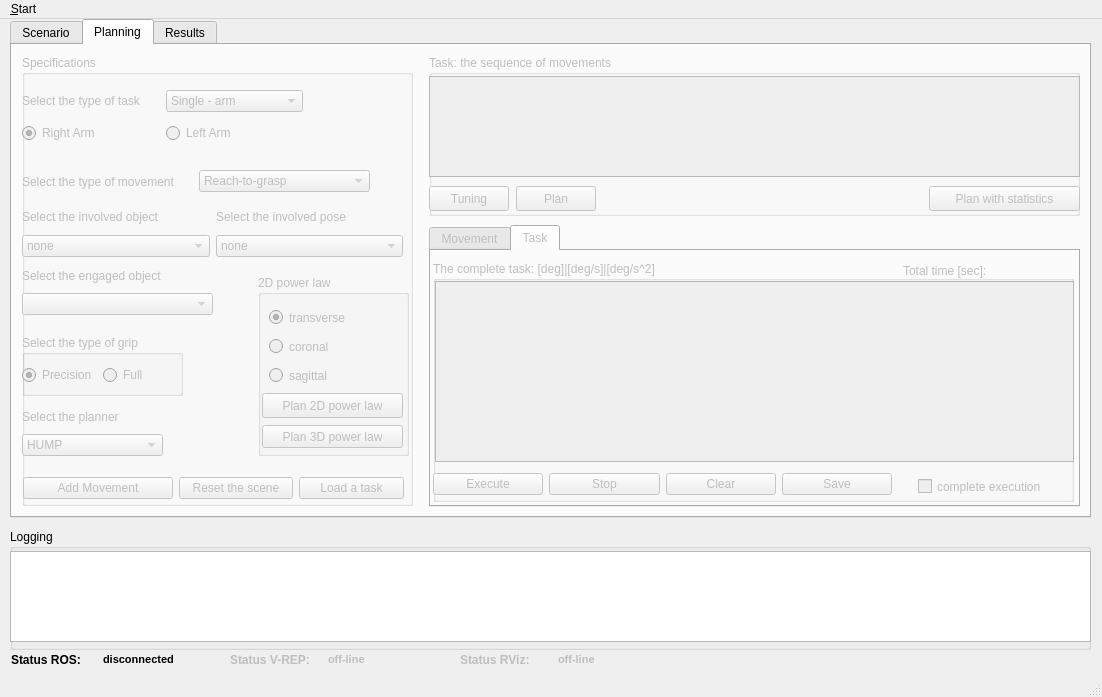
JoaoQPereira/motion_manager, file ui/main_window.ui: the form before one commit.
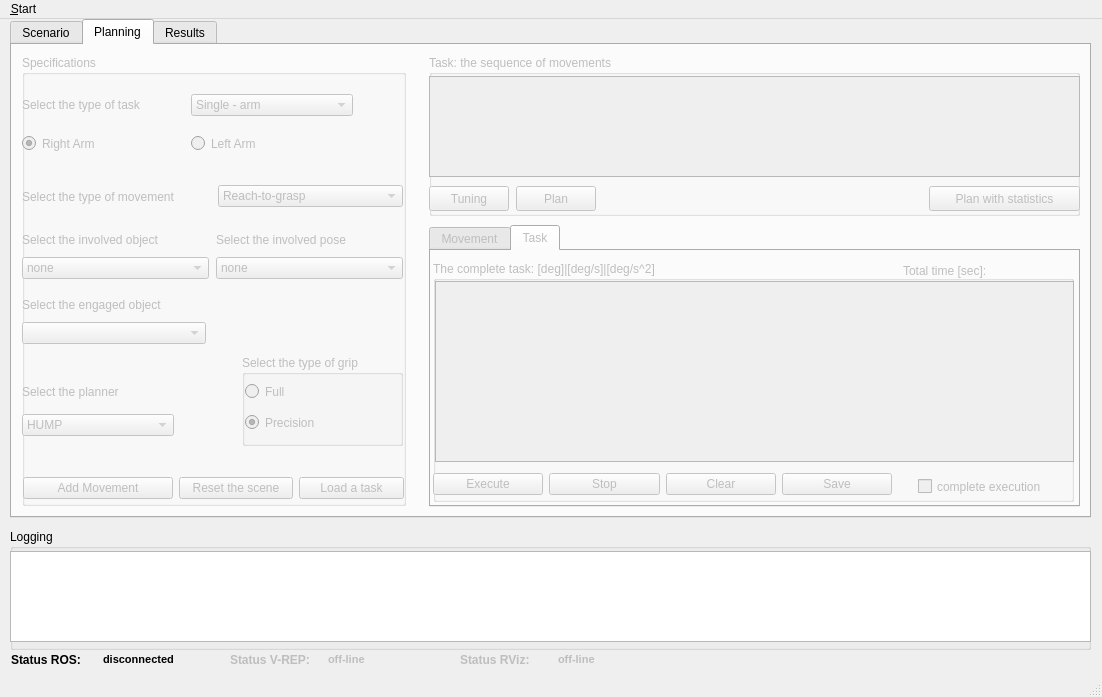
The form after the commit. The open tabs and pages were chosen to show the change. Icons and pictures are not drawn. Custom widgets are drawn as their Qt base class.

```diff
--- a/ui/main_window.ui
+++ b/ui/main_window.ui
@@ -375,25 +375,201 @@
        <rect>
         <x>10</x>
         <y>10</y>
-        <width>391</width>
+        <width>384</width>
         <height>451</height>
        </rect>
       </property>
       <property name="title">
        <string>Specifications</string>
       </property>
-      <widget class="QWidget" name="layoutWidget_task">
+      <widget class="QWidget" name="layoutWidget">
+       <property name="geometry">
+        <rect>
+         <x>1</x>
+         <y>420</y>
+         <width>381</width>
+         <height>27</height>
+        </rect>
+       </property>
+       <layout class="QHBoxLayout" name="horizontalLayout">
+        <item>
+         <widget class="QPushButton" name="pushButton_addMov">
+          <property name="minimumSize">
+           <size>
+            <width>150</width>
+            <height>0</height>
+           </size>
+          </property>
+          <property name="text">
+           <string>Add Movement</string>
+          </property>
+         </widget>
+        </item>
+        <item>
+         <widget class="QPushButton" name="pushButton_scene_reset">
+          <property name="text">
+           <string>Reset the scene</string>
+          </property>
+         </widget>
+        </item>
+        <item>
+         <widget class="QPushButton" name="pushButton_load_task">
+          <property name="maximumSize">
+           <size>
+            <width>105</width>
+            <height>16777215</height>
+           </size>
+          </property>
+          <property name="text">
+           <string>Load a task</string>
+          </property>
+         </widget>
+        </item>
+       </layout>
+      </widget>
+      <widget class="QGroupBox" name="groupBox_grip">
+       <property name="geometry">
+        <rect>
+         <x>220</x>
+         <y>300</y>
+         <width>161</width>
+         <height>91</height>
+        </rect>
+       </property>
+       <property name="font">
+        <font>
+         <weight>50</weight>
+         <bold>false</bold>
+        </font>
+       </property>
+       <property name="title">
+        <string>Select the type of grip</string>
+       </property>
+       <widget class="QWidget" name="layoutWidget">
+        <property name="geometry">
+         <rect>
+          <x>3</x>
+          <y>24</y>
+          <width>89</width>
+          <height>58</height>
+         </rect>
+        </property>
+        <layout class="QVBoxLayout" name="verticalLayout_3">
+         <item>
+          <widget class="QRadioButton" name="radioButton_full">
+           <property name="minimumSize">
+            <size>
+             <width>0</width>
+             <height>25</height>
+            </size>
+           </property>
+           <property name="text">
+            <string>Full</string>
+           </property>
+          </widget>
+         </item>
+         <item>
+          <widget class="QRadioButton" name="radioButton_prec">
+           <property name="minimumSize">
+            <size>
+             <width>0</width>
+             <height>25</height>
+            </size>
+           </property>
+           <property name="text">
+            <string>Precision</string>
+           </property>
+           <property name="checked">
+            <bool>true</bool>
+           </property>
+          </widget>
+         </item>
+        </layout>
+       </widget>
+      </widget>
+      <widget class="QWidget" name="layoutWidget">
+       <property name="geometry">
+        <rect>
+         <x>0</x>
+         <y>320</y>
+         <width>152</width>
+         <height>61</height>
+        </rect>
+       </property>
+       <layout class="QVBoxLayout" name="verticalLayout_4">
+        <item>
+         <widget class="QLabel" name="label_5">
+          <property name="minimumSize">
+           <size>
+            <width>0</width>
+            <height>25</height>
+           </size>
+          </property>
+          <property name="font">
+           <font>
+            <weight>50</weight>
+            <bold>false</bold>
+           </font>
+          </property>
+          <property name="text">
+           <string>Select the planner</string>
+          </property>
+         </widget>
+        </item>
+        <item>
+         <widget class="QComboBox" name="comboBox_planner">
+          <property name="minimumSize">
+           <size>
+            <width>150</width>
+            <height>0</height>
+           </size>
+          </property>
+          <item>
+           <property name="text">
+            <string>HUMP</string>
+           </property>
+          </item>
+          <item>
+           <property name="text">
+            <string>RRT</string>
+           </property>
+          </item>
+          <item>
+           <property name="text">
+            <string>RRTConnect</string>
+           </property>
+          </item>
+          <item>
+           <property name="text">
+            <string>RRTstar</string>
+           </property>
+          </item>
+          <item>
+           <property name="text">
+            <string>PRM</string>
+           </property>
+          </item>
+          <item>
+           <property name="text">
+            <string>PRMstar</string>
+           </property>
+          </item>
+         </widget>
+        </item>
+       </layout>
+      </widget>
+      <widget class="QWidget" name="layoutWidget">
        <property name="geometry">
         <rect>
          <x>0</x>
          <y>30</y>
-         <width>281</width>
-         <height>64</height>
+         <width>331</width>
+         <height>81</height>
         </rect>
        </property>
-       <layout class="QVBoxLayout" name="verticalLayout">
+       <layout class="QVBoxLayout" name="verticalLayout_2">
         <item>
-         <layout class="QHBoxLayout" name="horizontalLayout_task">
+         <layout class="QHBoxLayout" name="horizontalLayout_6">
           <item>
            <widget class="QLabel" name="label_2">
             <property name="font">
@@ -424,9 +600,15 @@
          </layout>
         </item>
         <item>
-         <layout class="QHBoxLayout" name="horizontalLayout_arms">
+         <layout class="QHBoxLayout" name="horizontalLayout_15">
           <item>
            <widget class="QRadioButton" name="radioButton_right">
+            <property name="minimumSize">
+             <size>
+              <width>0</width>
+              <height>25</height>
+             </size>
+            </property>
             <property name="text">
              <string>Right Arm</string>
             </property>
@@ -437,6 +619,12 @@
           </item>
           <item>
            <widget class="QRadioButton" name="radioButton_left">
+            <property name="minimumSize">
+             <size>
+              <width>0</width>
+              <height>25</height>
+             </size>
+            </property>
             <property name="text">
              <string>Left Arm</string>
             </property>
@@ -446,18 +634,38 @@
         </item>
        </layout>
       </widget>
-      <widget class="QWidget" name="layoutWidget_mov">
+      <widget class="QWidget" name="layoutWidget">
        <property name="geometry">
         <rect>
          <x>0</x>
-         <y>110</y>
-         <width>348</width>
-         <height>33</height>
+         <y>120</y>
+         <width>381</width>
+         <height>173</height>
         </rect>
        </property>
-       <layout class="QHBoxLayout" name="horizontalLayout_mov">
+       <layout class="QVBoxLayout" name="verticalLayout_7">
+        <property name="spacing">
+         <number>7</number>
+        </property>
+        <item>
+         <layout class="QHBoxLayout" name="horizontalLayout_24">
+          <property name="spacing">
+           <number>10</number>
+          </property>
         <item>
          <widget class="QLabel" name="label_3">
+            <property name="minimumSize">
+             <size>
+              <width>38</width>
+              <height>35</height>
+             </size>
+            </property>
+            <property name="maximumSize">
+             <size>
+              <width>16777215</width>
+              <height>35</height>
+             </size>
+            </property>
           <property name="font">
            <font>
             <weight>50</weight>
@@ -504,241 +712,28 @@
          </widget>
         </item>
        </layout>
-      </widget>
-      <widget class="QGroupBox" name="groupBox_grip">
-       <property name="geometry">
-        <rect>
-         <x>0</x>
-         <y>280</y>
-         <width>161</width>
-         <height>61</height>
-        </rect>
-       </property>
-       <property name="font">
-        <font>
-         <weight>50</weight>
-         <bold>false</bold>
-        </font>
-       </property>
-       <property name="title">
-        <string>Select the type of grip</string>
-       </property>
-       <widget class="QWidget" name="layoutWidget_grip">
-        <property name="geometry">
-         <rect>
-          <x>0</x>
-          <y>20</y>
-          <width>153</width>
-          <height>41</height>
-         </rect>
-        </property>
-        <layout class="QVBoxLayout" name="verticalLayout_grip">
-         <item>
-          <layout class="QHBoxLayout" name="horizontalLayout_6">
-           <item>
-            <widget class="QRadioButton" name="radioButton_prec">
-             <property name="text">
-              <string>Precision</string>
-             </property>
-             <property name="checked">
-              <bool>true</bool>
-             </property>
-            </widget>
            </item>
            <item>
-            <widget class="QRadioButton" name="radioButton_full">
-             <property name="text">
-              <string>Full</string>
-             </property>
-            </widget>
-           </item>
-          </layout>
-         </item>
-        </layout>
-       </widget>
-      </widget>
-      <widget class="QWidget" name="layoutWidget_planner">
-       <property name="geometry">
-        <rect>
-         <x>0</x>
-         <y>350</y>
-         <width>141</width>
-         <height>51</height>
-        </rect>
-       </property>
-       <layout class="QVBoxLayout" name="verticalLayout_2">
+         <layout class="QHBoxLayout" name="horizontalLayout_25">
+          <property name="spacing">
+           <number>7</number>
+          </property>
         <item>
-         <widget class="QLabel" name="label_5">
-          <property name="font">
-           <font>
-            <weight>50</weight>
-            <bold>false</bold>
-           </font>
-          </property>
-          <property name="text">
-           <string>Select the planner</string>
-          </property>
-         </widget>
-        </item>
-        <item>
-         <widget class="QComboBox" name="comboBox_planner">
-          <item>
-           <property name="text">
-            <string>HUMP</string>
-           </property>
-          </item>
-          <item>
-           <property name="text">
-            <string>RRT</string>
-           </property>
-          </item>
-          <item>
-           <property name="text">
-            <string>RRTConnect</string>
-           </property>
-          </item>
-          <item>
-           <property name="text">
-            <string>RRTstar</string>
-           </property>
-          </item>
-          <item>
-           <property name="text">
-            <string>PRM</string>
-           </property>
-          </item>
-          <item>
-           <property name="text">
-            <string>PRMstar</string>
-           </property>
-          </item>
-         </widget>
-        </item>
-       </layout>
-      </widget>
-      <widget class="QGroupBox" name="groupBox_power_law">
-       <property name="geometry">
-        <rect>
-         <x>236</x>
-         <y>220</y>
-         <width>151</width>
-         <height>181</height>
-        </rect>
-       </property>
-       <property name="font">
-        <font>
-         <weight>50</weight>
-         <bold>false</bold>
-        </font>
-       </property>
-       <property name="title">
-        <string>2D power law</string>
-       </property>
-       <widget class="QRadioButton" name="radioButton_coronal">
-        <property name="geometry">
-         <rect>
-          <x>11</x>
-          <y>60</y>
-          <width>76</width>
-          <height>23</height>
-         </rect>
-        </property>
-        <property name="text">
-         <string>coronal</string>
-        </property>
-       </widget>
-       <widget class="QRadioButton" name="radioButton_transverse">
-        <property name="geometry">
-         <rect>
-          <x>11</x>
-          <y>31</y>
-          <width>97</width>
-          <height>23</height>
-         </rect>
-        </property>
-        <property name="text">
-         <string>transverse</string>
-        </property>
-        <property name="checked">
-         <bool>true</bool>
-        </property>
-       </widget>
-       <widget class="QRadioButton" name="radioButton_sagittal">
-        <property name="geometry">
-         <rect>
-          <x>11</x>
-          <y>89</y>
-          <width>76</width>
-          <height>23</height>
-         </rect>
-        </property>
-        <property name="text">
-         <string>sagittal</string>
-        </property>
-       </widget>
-       <widget class="QPushButton" name="pushButton_plan_2d_power_law">
-        <property name="geometry">
-         <rect>
-          <x>4</x>
-          <y>118</y>
-          <width>141</width>
-          <height>25</height>
-         </rect>
-        </property>
-        <property name="text">
-         <string>Plan 2D power law</string>
-        </property>
-       </widget>
-       <widget class="QPushButton" name="pushButton_plan_3d_power_law">
-        <property name="geometry">
-         <rect>
-          <x>4</x>
-          <y>150</y>
-          <width>141</width>
-          <height>23</height>
-         </rect>
-        </property>
-        <property name="text">
-         <string>Plan 3D power law</string>
-        </property>
-       </widget>
-      </widget>
-      <widget class="QWidget" name="layoutWidget">
-       <property name="geometry">
-        <rect>
-         <x>0</x>
-         <y>210</y>
-         <width>191</width>
-         <height>50</height>
-        </rect>
-       </property>
-       <layout class="QVBoxLayout" name="verticalLayout_eng_obj">
-        <item>
-         <widget class="QLabel" name="label_objects_eng">
-          <property name="text">
-           <string>Select the engaged object</string>
-          </property>
-         </widget>
-        </item>
-        <item>
-         <widget class="QComboBox" name="comboBox_objects_eng"/>
-        </item>
-       </layout>
-      </widget>
-      <widget class="QWidget" name="layoutWidget">
-       <property name="geometry">
-        <rect>
-         <x>0</x>
-         <y>150</y>
-         <width>381</width>
-         <height>52</height>
-        </rect>
-       </property>
-       <layout class="QHBoxLayout" name="horizontalLayout_15">
-        <item>
-         <layout class="QVBoxLayout" name="verticalLayout_obj">
+           <layout class="QVBoxLayout" name="verticalLayout_6">
           <item>
            <widget class="QLabel" name="label_objects">
+              <property name="minimumSize">
+               <size>
+                <width>0</width>
+                <height>25</height>
+               </size>
+              </property>
+              <property name="maximumSize">
+               <size>
+                <width>16777215</width>
+                <height>20</height>
+               </size>
+              </property>
             <property name="text">
              <string>Select the involved object</string>
             </property>
@@ -762,6 +757,18 @@
             <property name="enabled">
              <bool>false</bool>
             </property>
+              <property name="minimumSize">
+               <size>
+                <width>0</width>
+                <height>25</height>
+               </size>
+              </property>
+              <property name="maximumSize">
+               <size>
+                <width>16777215</width>
+                <height>20</height>
+               </size>
+              </property>
             <property name="text">
              <string>Select the involved pose</string>
             </property>
@@ -782,49 +789,39 @@
          </layout>
         </item>
        </layout>
-      </widget>
-      <widget class="QWidget" name="layoutWidget">
-       <property name="geometry">
-        <rect>
-         <x>1</x>
-         <y>420</y>
-         <width>381</width>
-         <height>27</height>
-        </rect>
-       </property>
-       <layout class="QHBoxLayout" name="horizontalLayout">
+        </item>
         <item>
-         <widget class="QPushButton" name="pushButton_addMov">
+         <layout class="QVBoxLayout" name="verticalLayout">
+          <item>
+           <widget class="QLabel" name="label_objects_eng">
           <property name="minimumSize">
            <size>
-            <width>150</width>
-            <height>0</height>
-           </size>
-          </property>
-          <property name="text">
-           <string>Add Movement</string>
-          </property>
-         </widget>
-        </item>
-        <item>
-         <widget class="QPushButton" name="pushButton_scene_reset">
+              <width>0</width>
+              <height>25</height>
+             </size>
+            </property>
+            <property name="maximumSize">
+             <size>
+              <width>16777215</width>
+              <height>20</height>
+             </size>
+            </property>
           <property name="text">
-           <string>Reset the scene</string>
+             <string>Select the engaged object</string>
           </property>
          </widget>
         </item>
         <item>
-         <widget class="QPushButton" name="pushButton_load_task">
+           <widget class="QComboBox" name="comboBox_objects_eng">
           <property name="maximumSize">
            <size>
-            <width>105</width>
+              <width>184</width>
             <height>16777215</height>
            </size>
           </property>
-          <property name="text">
-           <string>Load a task</string>
-          </property>
-         </widget>
+           </widget>
+          </item>
+         </layout>
         </item>
        </layout>
       </widget>
```
Left out of the diff: 31 changed lines with no effect on the pictures. Lines whose indentation alone changed are shown as unchanged.
